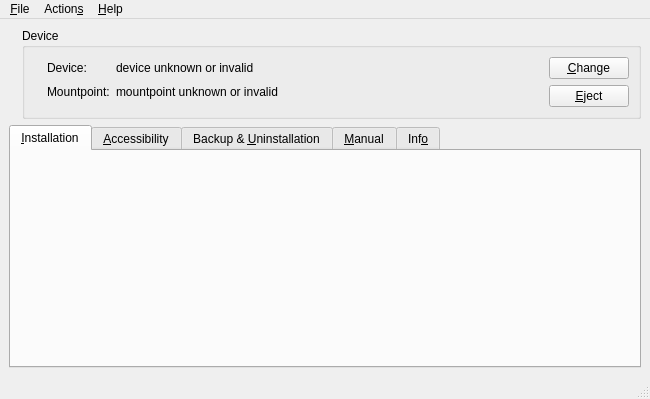
Before: the Qt Designer form rbutil/rbutilqt/rbutilqtfrm.ui in Rockbox/rockbox, drawn with Qt 5.
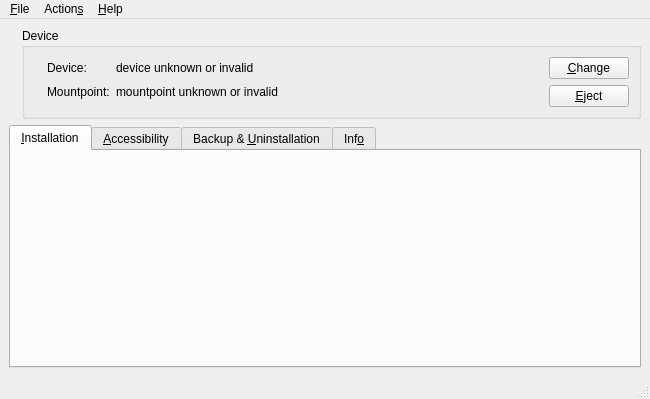
After: the same form once the commit is applied. Icons and pictures are not drawn.

Commit message:
rbutil: Move Manual installation to main tab.
The manual tab didn't show the manual, so it's clearer to have that as
part of the main tab.

Also fixes the wrong manual getting downloaded for releases.

Patch:
```diff
--- a/rbutil/rbutilqt/rbutilqtfrm.ui
+++ b/rbutil/rbutilqt/rbutilqtfrm.ui
@@ -388,14 +388,6 @@
         </item>
        </layout>
       </widget>
-      <widget class="QWidget" name="manual">
-       <attribute name="title">
-        <string>&amp;Manual</string>
-       </attribute>
-       <attribute name="toolTip">
-        <string>View and download the manual</string>
-       </attribute>
-      </widget>
       <widget class="QWidget" name="info">
        <attribute name="title">
         <string>Inf&amp;o</string>
```
Left out of the diff: 52 changed lines with no effect on the pictures. The commit also changes 15 other files.
